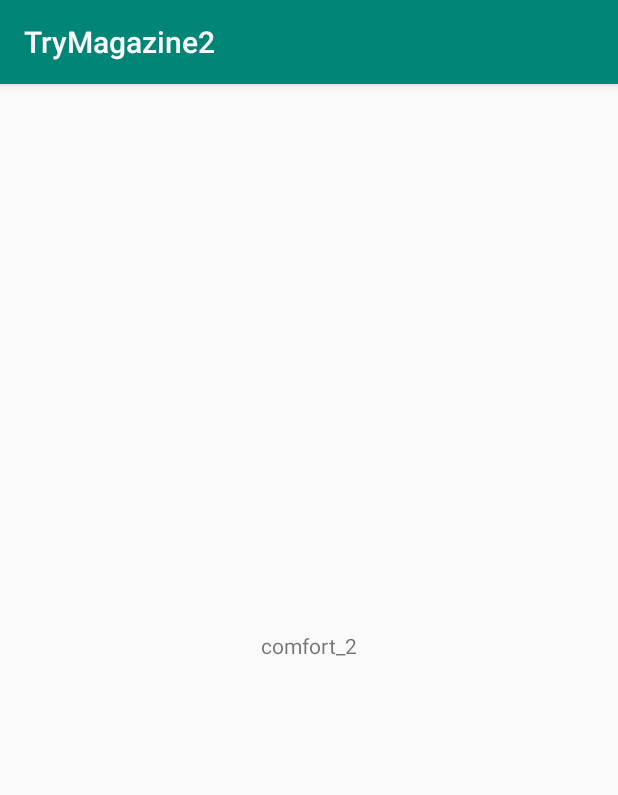
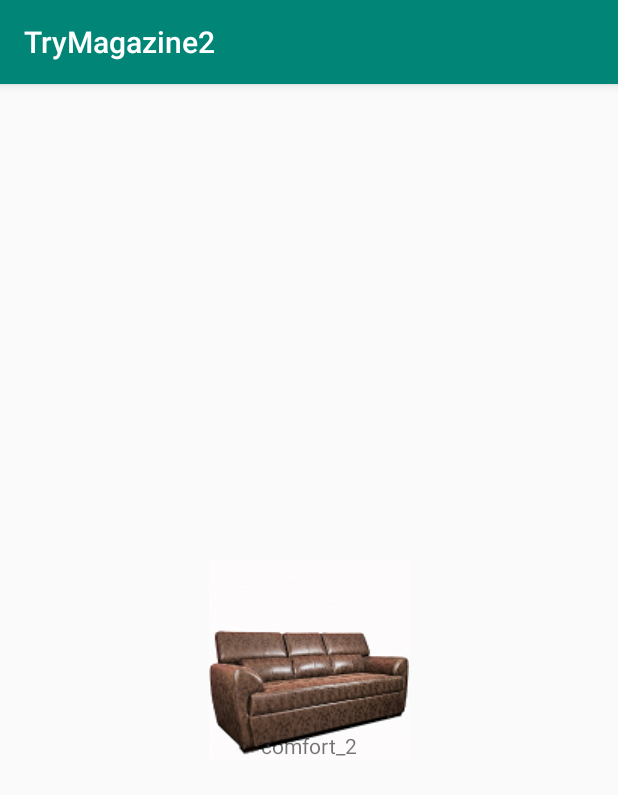
Before and after one commit to AndymillDev/main-repo, an Android app: the screen it shows after launch (ItemCardActivity), after a tap on "comfort_2", on a phone screen of 412 x 824 dp. Shown: the top 795 px of the screen. Run offline under Robolectric (Android 15) with nearby library versions, the phone set to English and light mode, and no system bars; our stand-ins replace CircleImageView; pictures from the network do not load.

Commit message:
Magazine version 2 release with images in app, add starting second Activity with sending data terrible realise with findResId

```diff
--- a/app/src/main/java/com/example/trymagazine2/ItemCardActivity.java
+++ b/app/src/main/java/com/example/trymagazine2/ItemCardActivity.java
@@ -1,27 +1,31 @@
 package com.example.trymagazine2;
 
-import android.content.Intent;
 import android.graphics.Bitmap;
 import android.os.Bundle;
 import android.support.annotation.Nullable;
 import android.support.v7.app.AppCompatActivity;
+import android.util.Log;
 import android.widget.ImageView;
 import android.widget.TextView;
 
 public class ItemCardActivity extends AppCompatActivity {
 
+    private static final String TAG = "RecyclerViewAdapter";
+
     protected void onCreate(@Nullable Bundle savedInstanceState) {
         super.onCreate(savedInstanceState);
         setContentView(R.layout.item_card_layout);
+        Log.d(TAG, "onCreate itemCardActivity: started.");
 
         TextView tv = findViewById(R.id.textView);
         ImageView im = findViewById(R.id.view_image_drawable);
         String textName = getIntent().getStringExtra("something");
         tv.setText(textName);
 
-        Bitmap bitmap = (Bitmap)getIntent().getParcelableExtra("Bitmap");
-        //String imageName = getIntent().getStringExtra("imageExtra");
-        //int resID = getResources().getIdentifier(imageName , "drawable", getPackageName());
-        im.setImageBitmap(bitmap);
+        int i = textName.indexOf("_")+1;
+        String imageName = textName.substring(i);
+        int resID = getResources().getIdentifier("drawable/k" + imageName, null, getPackageName());
+        Log.d(TAG, "Text name from intent: " + textName + " ResId: " + resID);
+        im.setImageDrawable(this.getResources().getDrawable(resID));
     }
 }
--- a/app/src/main/java/com/example/trymagazine2/RecyclerViewAdapter.java
+++ b/app/src/main/java/com/example/trymagazine2/RecyclerViewAdapter.java
@@ -2,6 +2,7 @@ package com.example.trymagazine2;
 
 import android.content.Context;
 import android.content.Intent;
+import android.content.res.Resources;
 import android.graphics.Bitmap;
 import android.graphics.drawable.BitmapDrawable;
 import android.graphics.drawable.Drawable;
@@ -63,10 +64,8 @@ public class RecyclerViewAdapter extends RecyclerView.Adapter<RecyclerViewAdapte
                 Intent in = new Intent(mContext, ItemCardActivity.class);
                 in.putExtra("something", mImageNames.get(position));
 
-                Drawable d = images.get(position);
-                Bitmap bitmap = ((BitmapDrawable) d).getBitmap();
-                in.putExtra("imageExtra", bitmap);
-
+                String itemName = images.get(position).toString();
+                Log.d(TAG, "bitmap status: " + v.getId() + " itemName " + itemName);
                 mContext.startActivity(in);
             }
         });
```
